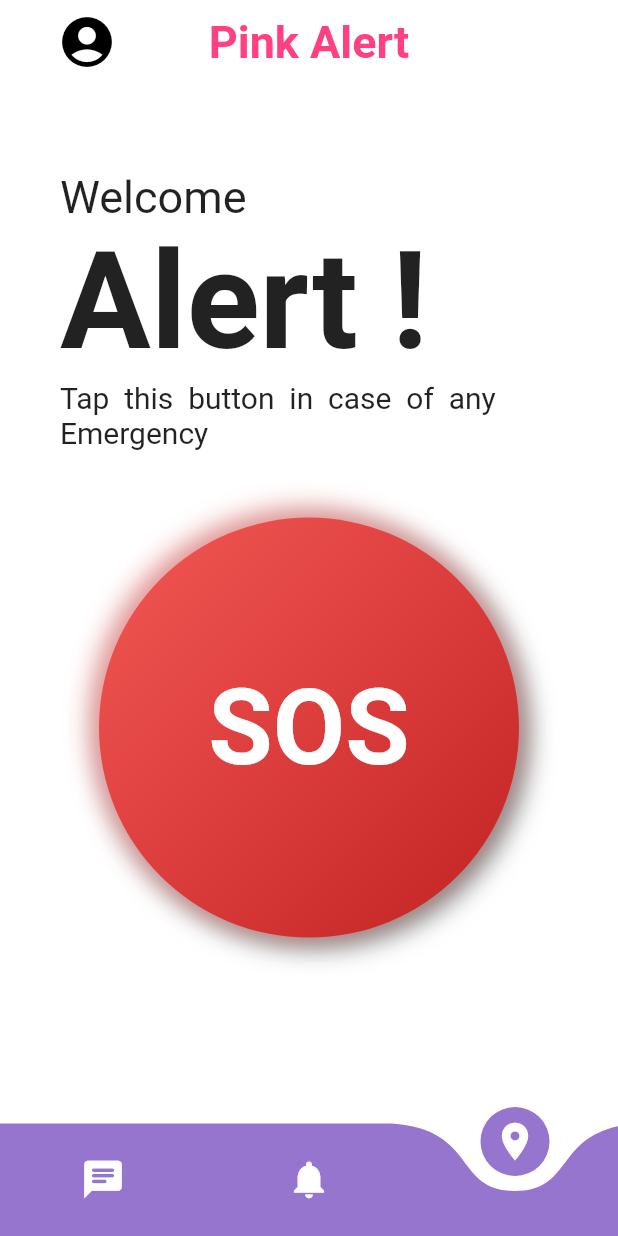
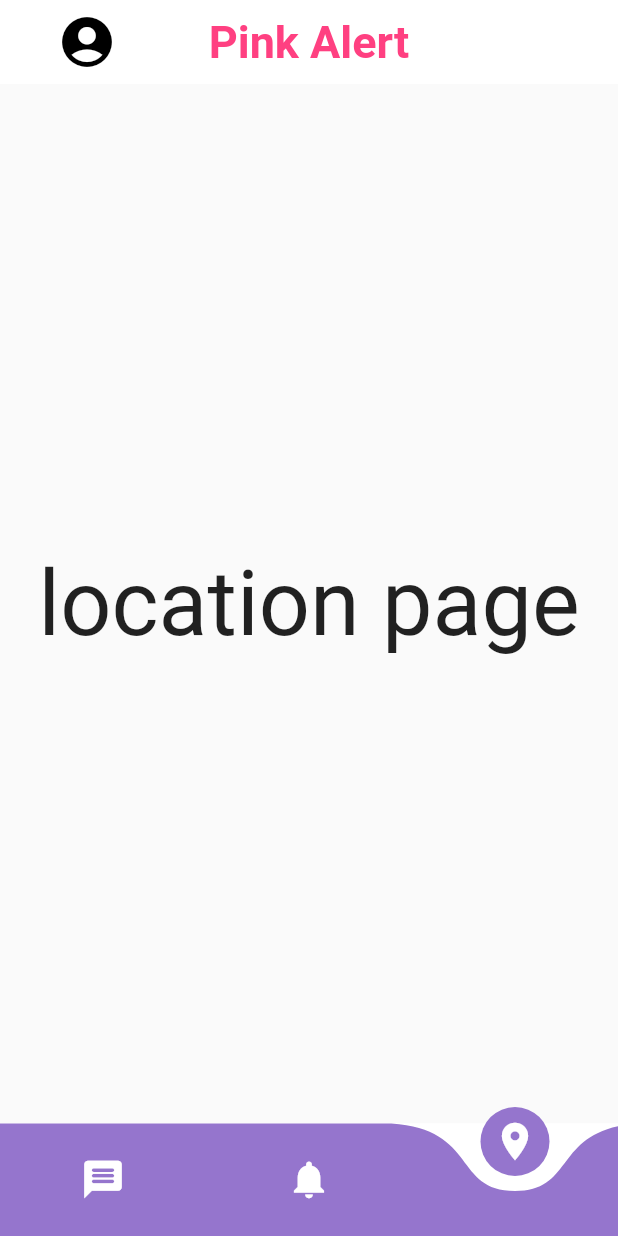
Before and after one commit to OMwanjari/Flutter-app1, a Flutter app: the screen it shows once a user with an empty profile is signed in, item 3 of the bottom bar chosen, after a tap on the "account circle" icon, on a phone screen of 412 x 824 dp. Run offline on Flutter 3.47's test engine with Material 2 defaults, Android fonts, the phone set to English and light mode, and no system bars; drawn by our look-alikes of curved_navigation_bar; our stand-ins replace cloud_firestore, firebase_auth, firebase_core, get, lottie; accounts and stored records are empty.

Commit message:
navigation_bar completed

```diff
--- a/lib/auth_controller.dart
+++ b/lib/auth_controller.dart
@@ -2,7 +2,7 @@ import 'package:cloud_firestore/cloud_firestore.dart';
 import 'package:firebase_auth/firebase_auth.dart';
 import 'package:get/get.dart';
 import 'package:flutter/material.dart';
-import 'package:health/pages/home_page.dart';
+import 'package:health/pages/navigation_bar/home_page.dart';
 import 'package:health/pages/login_page.dart';
 
 class AuthController extends GetxController {
--- /dev/null
+++ b/lib/pages/navigation_bar/chat_page.dart
@@ -0,0 +1,17 @@
+import 'package:flutter/material.dart';
+
+class ChatPage extends StatelessWidget {
+  const ChatPage({super.key});
+
+  @override
+  Widget build(BuildContext context) {
+    return const Scaffold(
+      body: Center(
+        child: Text(
+          "Chat Page",
+          style: TextStyle(fontSize: 60),
+        ),
+      ),
+    );
+  }
+}
--- /dev/null
+++ b/lib/pages/navigation_bar/home_page.dart
@@ -0,0 +1,78 @@
+import 'package:curved_navigation_bar/curved_navigation_bar.dart';
+import 'package:flutter/material.dart';
+import 'package:health/pages/navigation_bar/chat_page.dart';
+import 'package:health/pages/navigation_bar/location_page.dart';
+import 'package:health/pages/navigation_bar/main_page.dart';
+
+class HomePage extends StatefulWidget {
+  @override
+  State<HomePage> createState() => _HomePageState();
+}
+
+class _HomePageState extends State<HomePage> {
+  List pages = [
+    ChatPage(),
+    MainPage(),
+    LocationPage(),
+  ];
+
+  int currentIndex = 1;
+
+  void onTap(int index) {
+    setState(() {
+      currentIndex = index;
+    });
+  }
+
+  @override
+  Widget build(BuildContext context) {
+    return Scaffold(
+      backgroundColor: Colors.white,
+      body: pages[currentIndex],
+      appBar: AppBar(
+        backgroundColor: Colors.white,
+        centerTitle: true,
+        title: const Text(
+          'Pink Alert',
+          style: TextStyle(
+              color: Colors.pinkAccent,
+              fontSize: 30,
+              fontWeight: FontWeight.bold),
+        ),
+        elevation: 0,
+        leading: Padding(
+          padding: const EdgeInsets.only(left: 30),
+          child: IconButton(
+              onPressed: () {},
+              icon: const Icon(
+                Icons.account_circle,
+                size: 40,
+                color: Colors.black,
+              )),
+        ),
+      ),
+      bottomNavigationBar: CurvedNavigationBar(
+          onTap: onTap,
+          index: currentIndex,
+          color: Colors.deepPurple.shade300,
+          backgroundColor: Colors.white,
+          items: [
+            const Icon(
+              Icons.message_rounded,
+              color: Colors.white,
+              size: 30,
+            ),
+            const Icon(
+              Icons.notifications,
+              color: Colors.white,
+              size: 30,
+            ),
+            const Icon(
+              Icons.location_on,
+              color: Colors.white,
+              size: 30,
+            )
+          ]),
+    );
+  }
+}
--- /dev/null
+++ b/lib/pages/navigation_bar/location_page.dart
@@ -0,0 +1,17 @@
+import 'package:flutter/material.dart';
+
+class LocationPage extends StatelessWidget {
+  const LocationPage({super.key});
+
+  @override
+  Widget build(BuildContext context) {
+    return const Scaffold(
+      body: Center(
+        child: Text(
+          "location page",
+          style: TextStyle(fontSize: 60),
+        ),
+      ),
+    );
+  }
+}
--- a/lib/pages/home_page.dart
+++ b/lib/pages/navigation_bar/main_page.dart
@@ -1,56 +1,13 @@
-import 'package:curved_navigation_bar/curved_navigation_bar.dart';
 import 'package:flutter/material.dart';
 import 'package:health/auth_controller.dart';
 
-class HomePage extends StatelessWidget {
+class MainPage extends StatelessWidget {
   @override
   Widget build(BuildContext context) {
     final w = MediaQuery.of(context).size.width;
     final h = MediaQuery.of(context).size.height;
     return Scaffold(
       backgroundColor: Colors.white,
-      appBar: AppBar(
-        backgroundColor: Colors.white,
-        centerTitle: true,
-        title: const Text(
-          'Pink Alert',
-          style: TextStyle(
-              color: Colors.pinkAccent,
-              fontSize: 30,
-              fontWeight: FontWeight.bold),
-        ),
-        elevation: 0,
-        leading: Padding(
-          padding: const EdgeInsets.only(left: 30),
-          child: IconButton(
-              onPressed: () {},
-              icon: const Icon(
-                Icons.account_circle,
-                size: 40,
-                color: Colors.black,
-              )),
-        ),
-      ),
-      bottomNavigationBar: CurvedNavigationBar(
-          color: Colors.deepPurple.shade300,
-          backgroundColor: Colors.white,
-          items: [
-            const Icon(
-              Icons.chat_rounded,
-              color: Colors.white,
-              size: 30,
-            ),
-            const Icon(
-              Icons.notifications,
-              color: Colors.white,
-              size: 30,
-            ),
-            const Icon(
-              Icons.location_on,
-              color: Colors.white,
-              size: 30,
-            )
-          ]),
       body: Center(
         child: Column(
           children: [
```
